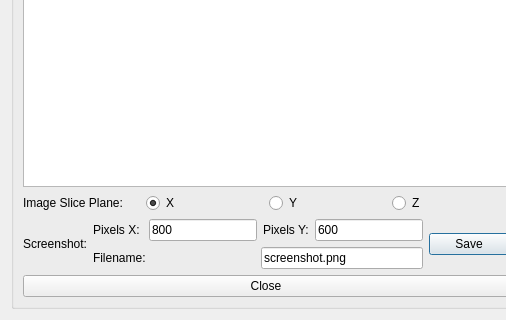
This is mayaviviewerstep/widgets/qt/mayaviviewerwidget.ui in mapclient-plugins/mayaviviewerstep as Qt 5 draws it before an edit; both pictures show x 0 to 506 and y 228 to 548 of the 914 by 548 pixel window. The edited form follows.
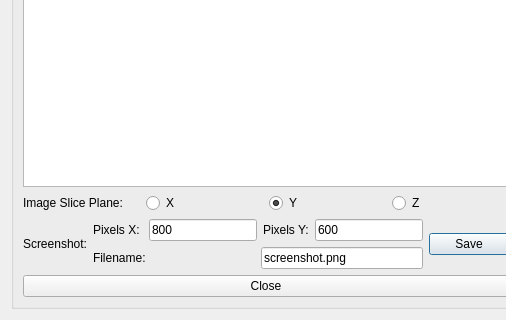
This is the edited form. Custom widgets are drawn as their Qt base class.

Commit message: default image plane now Y

Diff of the .ui file:
```diff
--- a/mayaviviewerstep/widgets/qt/mayaviviewerwidget.ui
+++ b/mayaviviewerstep/widgets/qt/mayaviviewerwidget.ui
@@ -83,7 +83,7 @@
              <string>X</string>
             </property>
             <property name="checked">
-             <bool>true</bool>
+             <bool>false</bool>
             </property>
            </widget>
           </item>
@@ -92,6 +92,9 @@
             <property name="text">
              <string>Y</string>
             </property>
+            <property name="checked">
+             <bool>true</bool>
+            </property>
            </widget>
           </item>
           <item>
```
Left out of the diff: 1 changed line with no effect on the pictures. The commit also changes 2 other files.
